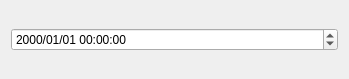
First picture: the form in Qt/QtASM/QtASM.ui, repository Lxxing/BasicSytax, before the edit.
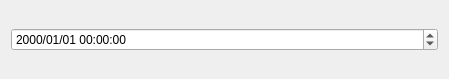
Second picture: the form after the edit.

```diff
--- a/Qt/QtASM/QtASM.ui
+++ b/Qt/QtASM/QtASM.ui
@@ -6,7 +6,7 @@
    <rect>
     <x>0</x>
     <y>0</y>
-    <width>349</width>
+    <width>449</width>
     <height>79</height>
    </rect>
   </property>
```
Left out of the diff: 2 changed lines with no effect on the pictures.
